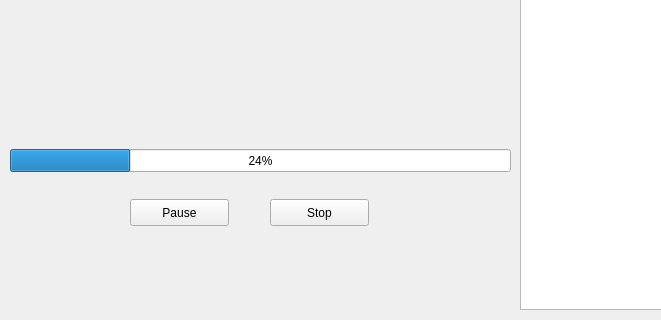
First picture: the form in InstantMusicClient/connectedwindow.ui, repository zeokav/InstantMusic, before the edit; both pictures show x 0 to 661 and y 190 to 510 of the 800 by 600 pixel window.
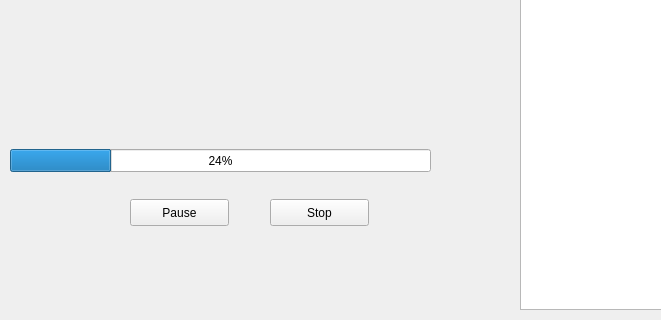
Second picture: the form after the edit.

What changed in the file:
```diff
--- a/InstantMusicClient/connectedwindow.ui
+++ b/InstantMusicClient/connectedwindow.ui
@@ -159,12 +159,28 @@
      <rect>
       <x>10</x>
       <y>320</y>
-      <width>501</width>
+      <width>421</width>
       <height>23</height>
      </rect>
     </property>
     <property name="value">
      <number>24</number>
+    </property>
+    <property name="alignment">
+     <set>Qt::AlignCenter</set>
+    </property>
+   </widget>
+   <widget class="QLabel" name="duration">
+    <property name="geometry">
+     <rect>
+      <x>440</x>
+      <y>320</y>
+      <width>67</width>
+      <height>17</height>
+     </rect>
+    </property>
+    <property name="text">
+     <string/>
     </property>
    </widget>
   </widget>
```
